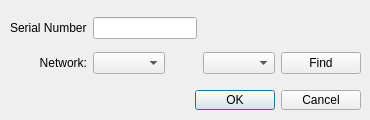
This is preferencesdialog.ui in digitallumens/dlterm as Qt 5 draws it before an edit. The edited form follows.
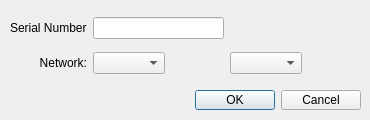
This is the edited form.

The edit to the form file:
```diff
--- a/preferencesdialog.ui
+++ b/preferencesdialog.ui
@@ -39,33 +39,6 @@
     </rect>
    </property>
    <layout class="QGridLayout" name="gridLayout">
-    <item row="0" column="0">
-     <widget class="QLabel" name="label">
-      <property name="text">
-       <string>Serial Number</string>
-      </property>
-     </widget>
-    </item>
-    <item row="1" column="2">
-     <widget class="QComboBox" name="zoneNetworkFreq_comboBox">
-      <property name="sizePolicy">
-       <sizepolicy hsizetype="Maximum" vsizetype="Fixed">
-        <horstretch>0</horstretch>
-        <verstretch>0</verstretch>
-       </sizepolicy>
-      </property>
-     </widget>
-    </item>
-    <item row="1" column="1">
-     <widget class="QComboBox" name="zoneNetworkGroup_comboBox">
-      <property name="sizePolicy">
-       <sizepolicy hsizetype="Maximum" vsizetype="Fixed">
-        <horstretch>0</horstretch>
-        <verstretch>0</verstretch>
-       </sizepolicy>
-      </property>
-     </widget>
-    </item>
     <item row="1" column="0">
      <widget class="QLabel" name="_zoneNetwork_label">
       <property name="text">
@@ -76,8 +49,32 @@
       </property>
      </widget>
     </item>
-    <item row="0" column="1">
-     <widget class="QLineEdit" name="findNetwork"/>
+    <item row="1" column="1">
+     <widget class="QComboBox" name="netGroup_comboBox">
+      <property name="sizePolicy">
+       <sizepolicy hsizetype="Maximum" vsizetype="Fixed">
+        <horstretch>0</horstretch>
+        <verstretch>0</verstretch>
+       </sizepolicy>
+      </property>
+     </widget>
+    </item>
+    <item row="1" column="2">
+     <widget class="QComboBox" name="netFreq_comboBox">
+      <property name="sizePolicy">
+       <sizepolicy hsizetype="Maximum" vsizetype="Fixed">
+        <horstretch>0</horstretch>
+        <verstretch>0</verstretch>
+       </sizepolicy>
+      </property>
+     </widget>
+    </item>
+    <item row="0" column="0">
+     <widget class="QLabel" name="serialNumber_label">
+      <property name="text">
+       <string>Serial Number</string>
+      </property>
+     </widget>
     </item>
     <item row="0" column="2">
      <spacer name="horizontalSpacer">
@@ -92,25 +89,8 @@
       </property>
      </spacer>
     </item>
-    <item row="1" column="3">
-     <widget class="QPushButton" name="pushButton">
-      <property name="text">
-       <string>Find</string>
-      </property>
-     </widget>
-    </item>
-    <item row="0" column="3">
-     <spacer name="horizontalSpacer_2">
-      <property name="orientation">
-       <enum>Qt::Horizontal</enum>
-      </property>
-      <property name="sizeHint" stdset="0">
-       <size>
-        <width>40</width>
-        <height>20</height>
-       </size>
-      </property>
-     </spacer>
+    <item row="0" column="1">
+     <widget class="QLineEdit" name="serialNumber_lineEdit"/>
     </item>
    </layout>
   </widget>
```
Left out of the diff: 2 changed lines with no effect on the pictures.
